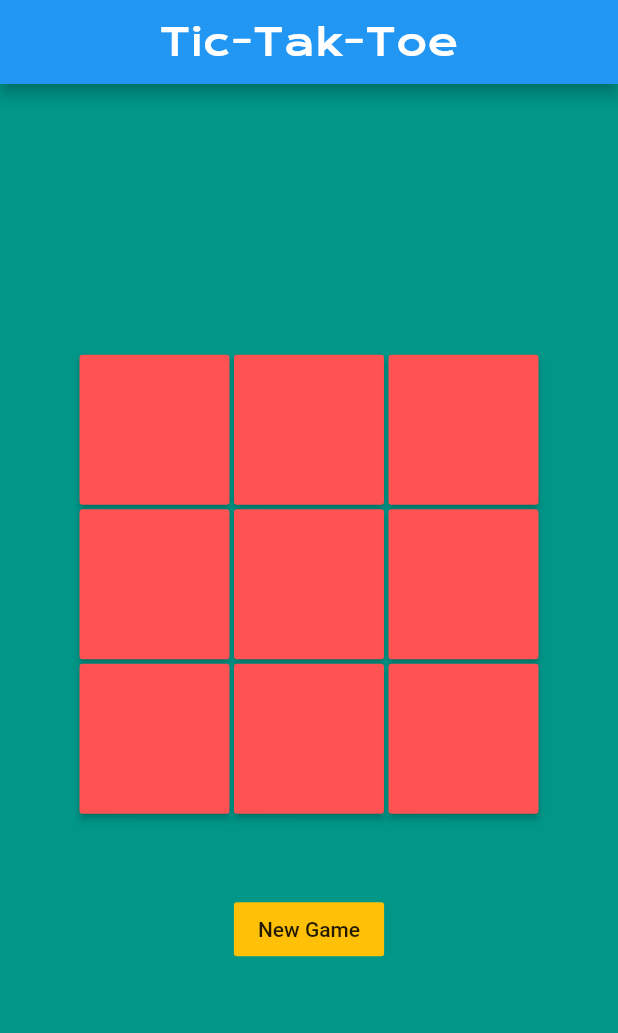
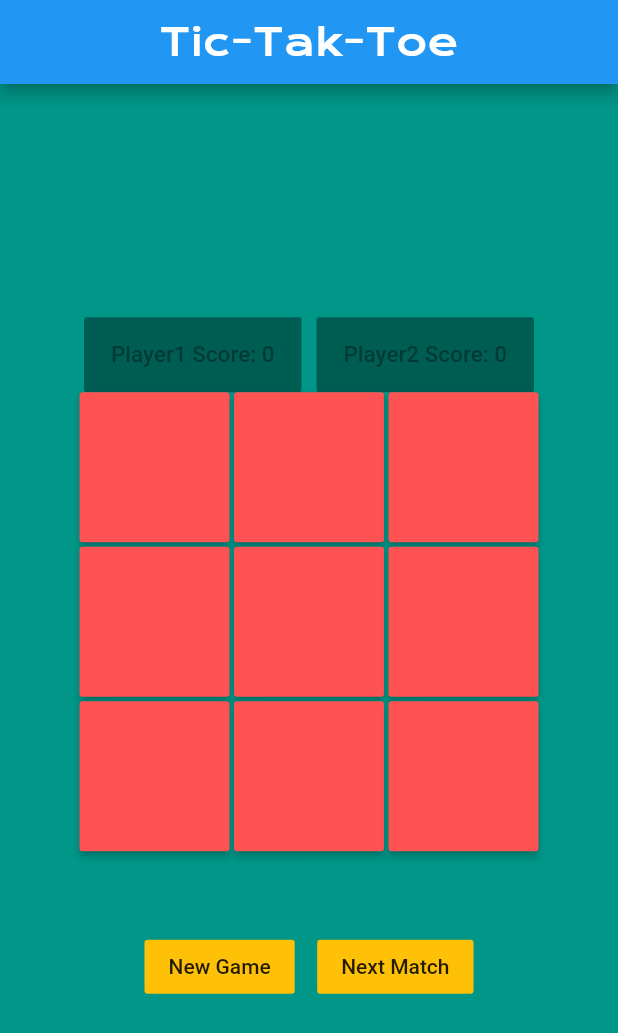
Before and after one commit to Shekhar2523/TicTakToeAndroidApp, a Flutter app: the screen it shows after launch, after a tap on "New Game", on a phone screen of 412 x 824 dp. Shown: the top 1033 px of the screen. Run offline on Flutter 3.47's test engine with Material 2 defaults, Android fonts, the phone set to English and light mode, and no system bars.

Commit message:
Score Counter added as a new feature

```diff
--- a/lib/main.dart
+++ b/lib/main.dart
@@ -16,7 +16,7 @@ class _MyAppState extends State<MyApp> {
   bool isPlayer1 = true ;
   var gameBoard  = [[0,0,0],[0,0,0],[0,0,0]];
   var win1 = 0,win2 = 0,win3 = 0;
-
+  int p1=0,p2=0;
   @override
   Widget build(BuildContext context) {
     return MaterialApp(
@@ -38,6 +38,12 @@ class _MyAppState extends State<MyApp> {
             child: Column(
               mainAxisAlignment: MainAxisAlignment.center,
               children: <Widget>[
+                Row(mainAxisAlignment: MainAxisAlignment.center,
+                children: <Widget>[
+                  SizedBox(width:145.0,height:50.0 ,child: RaisedButton(color: Colors.amberAccent,child :Text("Player1 Score: $p1",style: TextStyle(fontSize: 15.0)),),),
+                  SizedBox(width: 10.0,),
+                  SizedBox(width:145.0,height:50.0 ,child: RaisedButton(color: Colors.amberAccent,child :Text("Player2 Score: $p2",style: TextStyle(fontSize: 15.0)),),),
+                ],),
                 Row(
                   mainAxisAlignment: MainAxisAlignment.center,
                   children: <Widget>[
@@ -47,12 +53,14 @@ class _MyAppState extends State<MyApp> {
                         myColor1 = Colors.pinkAccent;
                       });win1 = horitest(1, gameBoard);win2 = vertitest(1, gameBoard);win3 = diagonaltest(1, gameBoard); if((win1 == 1)||(win2 == 1)||(win3 == 1)){gameBoard =  [[3,3,3],[3,3,3],[3,3,3]];setState(() {
                         msg = "Player 1 win the game";
+                        p1++;
                       });}isPlayer1 = !isPlayer1;}
                       else{gameBoard[0][0] = 2;setState(() {
                         myColor1 = Colors.blueAccent;
                         sign1 = "O";
                       });win1 = horitest(2, gameBoard);win2 = vertitest(2, gameBoard);win3 = diagonaltest(2, gameBoard); if((win1 == 2)||(win2 == 2)||(win3 == 2)){gameBoard =  [[3,3,3],[3,3,3],[3,3,3]];setState(() {
                         msg = "Player 2 win the game";
+                        p2++;
                       });}isPlayer1 = !isPlayer1;}
                     }}),
                     ),
@@ -63,12 +71,14 @@ class _MyAppState extends State<MyApp> {
                         sign2 = "X";
                       });win1 = horitest(1, gameBoard);win2 = vertitest(1, gameBoard);win3 = diagonaltest(1, gameBoard); if((win1 == 1)||(win2 == 1)||(win3 == 1)){gameBoard =  [[3,3,3],[3,3,3],[3,3,3]];setState(() {
                         msg = "Player 1 win the game";
+                        p1++;
                       });}isPlayer1 = !isPlayer1;}
                       else{gameBoard[0][1] = 2;setState(() {
                         myColor2 = Colors.blueAccent;
                         sign2 = "O";
                       });win1 = horitest(2, gameBoard);win2 = vertitest(2, gameBoard);win3 = diagonaltest(2, gameBoard); if((win1 == 2)||(win2 == 2)||(win3 == 2)){gameBoard =  [[3,3,3],[3,3,3],[3,3,3]];setState(() {
                         msg = "Player 2 win the game";
+                        p2++;
                       });}isPlayer1 = !isPlayer1;}
                     }}),
                     ),
@@ -79,12 +89,14 @@ class _MyAppState extends State<MyApp> {
                         sign3 = "X";
                       });win1 = horitest(1, gameBoard);win2 = vertitest(1, gameBoard);win3 = diagonaltest(1, gameBoard); if((win1 == 1)||(win2 == 1)||(win3 == 1)){gameBoard =  [[3,3,3],[3,3,3],[3,3,3]];setState(() {
                         msg = "Player 1 win the game";
+                        p1++;
                       });}isPlayer1 = !isPlayer1;}
                       else{gameBoard[0][2] = 2;setState(() {
                         myColor3 = Colors.blueAccent;
                         sign3 = "O";
                       });win1 = horitest(2, gameBoard);win2 = vertitest(2, gameBoard);win3 = diagonaltest(2, gameBoard); if((win1 == 2)||(win2 == 2)||(win3 == 2)){gameBoard =  [[3,3,3],[3,3,3],[3,3,3]];setState(() {
                         msg = "Player 2 win the game";
+                        p2++;
                       });}isPlayer1 = !isPlayer1;}
                     }}),
                     ),
@@ -100,12 +112,14 @@ class _MyAppState extends State<MyApp> {
                         sign4 = "X";
                       });win1 = horitest(1, gameBoard);win2 = vertitest(1, gameBoard);win3 = diagonaltest(1, gameBoard); if((win1 == 1)||(win2 == 1)||(win3 == 1)){gameBoard =  [[3,3,3],[3,3,3],[3,3,3]];setState(() {
                         msg = "Player 1 win the game";
+                        p1++;
                       });}isPlayer1 = !isPlayer1;}
                       else{gameBoard[1][0] = 2;setState(() {
                         myColor4 = Colors.blueAccent;
                         sign4 = "O";
                       });win1 = horitest(2, gameBoard);win2 = vertitest(2, gameBoard);win3 = diagonaltest(2, gameBoard); if((win1 == 2)||(win2 == 2)||(win3 == 2)){gameBoard =  [[3,3,3],[3,3,3],[3,3,3]];setState(() {
                         msg = "Player 2 win the game";
+                        p2++;
                       });}isPlayer1 = !isPlayer1;}
                     }}),
                     ),
@@ -116,12 +130,14 @@ class _MyAppState extends State<MyApp> {
                         sign5 = "X";
                       });win1 = horitest(1, gameBoard);win2 = vertitest(1, gameBoard);win3 = diagonaltest(1, gameBoard); if((win1 == 1)||(win2 == 1)||(win3 == 1)){gameBoard =  [[3,3,3],[3,3,3],[3,3,3]];setState(() {
                         msg = "Player 1 win the game";
+                        p1++;
                       });}isPlayer1 = !isPlayer1;}
                       else{gameBoard[1][1] = 2;setState(() {
                         myColor5 = Colors.blueAccent;
                         sign5 = "O";
                       });win1 = horitest(2, gameBoard);win2 = vertitest(2, gameBoard);win3 = diagonaltest(2, gameBoard); if((win1 == 2)||(win2 == 2)||(win3 == 2)){gameBoard =  [[3,3,3],[3,3,3],[3,3,3]];setState(() {
                         msg = "Player 2 win the game";
+                        p2++;
                       });}isPlayer1 = !isPlayer1;}
                     }}),
                     ),
@@ -132,14 +148,16 @@ class _MyAppState extends State<MyApp> {
                         sign6 = "X";
                       });win1 = horitest(1, gameBoard);win2 = vertitest(1, gameBoard);win3 = diagonaltest(1, gameBoard); if((win1 == 1)||(win2 == 1)||(win3 == 1)){gameBoard =  [[3,3,3],[3,3,3],[3,3,3]];setState(() {
                         msg = "Player 1 win the game";
+                        p1++;
                       });}isPlayer1 = !isPlayer1;}
                       else{gameBoard[1][2] = 2;setState(() {
                         myColor6 = Colors.blueAccent;
                         sign6 = "O";
                       });win1 = horitest(2, gameBoard);win2 = vertitest(2, gameBoard);win3 = diagonaltest(2, gameBoard); if((win1 == 2)||(win2 == 2)||(win3 == 2)){gameBoard =  [[3,3,3],[3,3,3],[3,3,3]];setState(() {
                         msg = "Player 2 win the game";
+                        p2++;
                       });}isPlayer1 = !isPlayer1;}
-                    }}),
+                    }else { return null;}}),
                     ),
                   ],
                 ),
@@ -153,12 +171,14 @@ class _MyAppState extends State<MyApp> {
                         sign7 = "X";
                       });win1 = horitest(1, gameBoard);win2 = vertitest(1, gameBoard);win3 = diagonaltest(1, gameBoard); if((win1 == 1)||(win2 == 1)||(win3 == 1)){gameBoard =  [[3,3,3],[3,3,3],[3,3,3]];setState(() {
                         msg = "Player 1 win the game";
+                        p1++;
                       });}isPlayer1 = !isPlayer1;}
                       else{gameBoard[2][0] = 2;setState(() {
                         myColor7 = Colors.blueAccent;
                         sign7 = "O";
                       });win1 = horitest(2, gameBoard);win2 = vertitest(2, gameBoard);win3 = diagonaltest(2, gameBoard); if((win1 == 2)||(win2 == 2)||(win3 == 2)){gameBoard =  [[3,3,3],[3,3,3],[3,3,3]];setState(() {
                         msg = "Player 2 win the game";
+                        p2++;
                       });}isPlayer1 = !isPlayer1;}
                     }}),
                     ),
@@ -169,12 +189,14 @@ class _MyAppState extends State<MyApp> {
                         sign8 = "X";
                       });win1 = horitest(1, gameBoard);win2 = vertitest(1, gameBoard);win3 = diagonaltest(1, gameBoard); if((win1 == 1)||(win2 == 1)||(win3 == 1)){gameBoard =  [[3,3,3],[3,3,3],[3,3,3]];setState(() {
                         msg = "Player 1 win the game";
+                        p1++;
                       });}isPlayer1 = !isPlayer1;}
                       else{gameBoard[2][1] = 2;setState(() {
                         myColor8 = Colors.blueAccent;
                         sign8 = "O";
                       });win1 = horitest(2, gameBoard);win2 = vertitest(2, gameBoard);win3 = diagonaltest(2, gameBoard); if((win1 == 2)||(win2 == 2)||(win3 == 2)){gameBoard =  [[3,3,3],[3,3,3],[3,3,3]];setState(() {
                         msg = "Player 2 win the game";
+                        p2++;
                       });}isPlayer1 = !isPlayer1;}
                     }}),
                     ),
@@ -185,13 +207,14 @@ class _MyAppState extends State<MyApp> {
                         sign9 = "X";
                       });win1 = horitest(1, gameBoard);win2 = vertitest(1, gameBoard);win3 = diagonaltest(1, gameBoard); if((win1 == 1)||(win2 == 1)||(win3 == 1)){gameBoard =  [[3,3,3],[3,3,3],[3,3,3]];setState(() {
                         msg = "Player 1 win the game";
+                        p1++;
                       });}isPlayer1 = !isPlayer1;}
                       else{gameBoard[2][2] = 2;setState(() {
                         myColor9 = Colors.blueAccent;
                         sign9 = "O";
                       });win1 = horitest(2, gameBoard);win2 = vertitest(2, gameBoard);win3 = diagonaltest(2, gameBoard); if((win1 == 2)||(win2 == 2)||(win3 == 2)){gameBoard =  [[3,3,3],[3,3,3],[3,3,3]];setState(() {
                         msg = "Player 2 win the game";
-
+                        p2++;
                       });}isPlayer1 = !isPlayer1;}
                     }}),
                     ),
@@ -200,7 +223,22 @@ class _MyAppState extends State<MyApp> {
                 SizedBox(height: 20.0),
                 Text("$msg",style: TextStyle(color: Colors.amberAccent,fontFamily: "KronaOne-Regular",fontWeight: FontWeight.bold),),
                 SizedBox(height: 15.0),
+                Row(
+                  mainAxisAlignment: MainAxisAlignment.center,
+                  children: <Widget>[
                     FlatButton(color : Colors.amber,child : Text("New Game",),onPressed: (){
+                      setState(() {
+                        p1 =0;p2=0;
+                        sign1 = "";sign2 = "";sign3 = "";sign4 = "";sign = "";sign5 = "";sign6 = "";sign7 = "";sign8 = "";sign9 = "";
+                        myColor1 = Colors.redAccent;myColor2 = Colors.redAccent;myColor3 = Colors.redAccent;myColor4 = Colors.redAccent;myColor5 = Colors.redAccent;myColor6 = Colors.redAccent;myColor7 = Colors.redAccent;myColor8 = Colors.redAccent;myColor9 = Colors.redAccent;
+                        msg = "";
+                        isPlayer1 = true ;
+                        gameBoard  = [[0,0,0],[0,0,0],[0,0,0]];
+                        win1 = 0;win2 = 0;win3 = 0;
+                      },);
+                    },),
+                    SizedBox(width: 15.0),
+                    FlatButton(color : Colors.amber,child : Text("Next Match",),onPressed: (){
                       setState(() {
                         sign1 = "";sign2 = "";sign3 = "";sign4 = "";sign = "";sign5 = "";sign6 = "";sign7 = "";sign8 = "";sign9 = "";
                         myColor1 = Colors.redAccent;myColor2 = Colors.redAccent;myColor3 = Colors.redAccent;myColor4 = Colors.redAccent;myColor5 = Colors.redAccent;myColor6 = Colors.redAccent;myColor7 = Colors.redAccent;myColor8 = Colors.redAccent;myColor9 = Colors.redAccent;
@@ -210,6 +248,8 @@ class _MyAppState extends State<MyApp> {
                         win1 = 0;win2 = 0;win3 = 0;
                       },);
                     },)
+                  ],
+                ),
               ],
             ),
           ),
```
Lines whose indentation alone changed are shown as unchanged.
